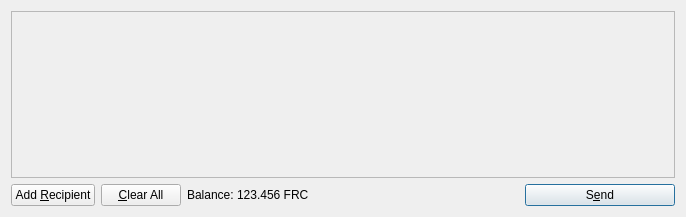
Qt form src/qt/forms/sendcoinsdialog.ui (ngilesgt/baudcoin) before a commit.
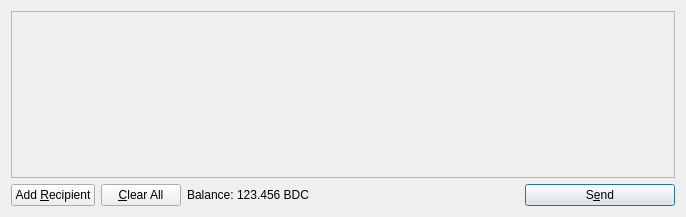
The same form after that commit. Icons and pictures are not drawn.

The edit to the form file:
```diff
--- a/src/qt/forms/sendcoinsdialog.ui
+++ b/src/qt/forms/sendcoinsdialog.ui
@@ -119,7 +119,7 @@
           <cursorShape>IBeamCursor</cursorShape>
          </property>
          <property name="text">
-          <string>123.456 FRC</string>
+          <string>123.456 BDC</string>
          </property>
          <property name="textInteractionFlags">
           <set>Qt::LinksAccessibleByMouse|Qt::TextSelectableByKeyboard|Qt::TextSelectableByMouse</set>
```
Left out of the diff: 8 changed lines with no effect on the pictures.
